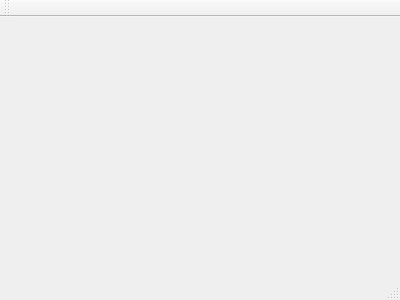
Qt form tuner/tuner.ui (spopkin/music-tools) before a commit.
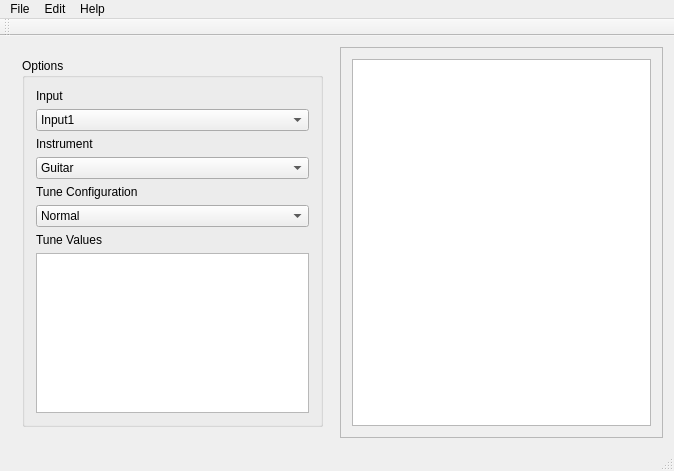
The same form after that commit.

The edit to the form file:
```diff
--- a/tuner/tuner.ui
+++ b/tuner/tuner.ui
@@ -1,24 +1,209 @@
 <ui version="4.0">
  <class>Tuner</class>
- <widget class="QMainWindow" name="Tuner" >
-  <property name="geometry" >
+ <widget class="QMainWindow" name="Tuner">
+  <property name="geometry">
    <rect>
     <x>0</x>
     <y>0</y>
-    <width>400</width>
-    <height>300</height>
+    <width>674</width>
+    <height>471</height>
    </rect>
   </property>
-  <property name="windowTitle" >
+  <property name="sizePolicy">
+   <sizepolicy hsizetype="Preferred" vsizetype="Preferred">
+    <horstretch>0</horstretch>
+    <verstretch>0</verstretch>
+   </sizepolicy>
+  </property>
+  <property name="windowTitle">
    <string>Tuner</string>
   </property>
-  <widget class="QMenuBar" name="menuBar" />
-  <widget class="QToolBar" name="mainToolBar" />
-  <widget class="QWidget" name="centralWidget" />
-  <widget class="QStatusBar" name="statusBar" />
+  <widget class="QWidget" name="centralWidget">
+   <layout class="QHBoxLayout" name="horizontalLayout_2">
+    <item>
+     <widget class="QFrame" name="frame">
+      <property name="sizePolicy">
+       <sizepolicy hsizetype="Preferred" vsizetype="Preferred">
+        <horstretch>0</horstretch>
+        <verstretch>0</verstretch>
+       </sizepolicy>
+      </property>
+      <property name="minimumSize">
+       <size>
+        <width>300</width>
+        <height>200</height>
+       </size>
+      </property>
+      <layout class="QVBoxLayout" name="verticalLayout_2">
+       <item>
+        <widget class="QGroupBox" name="groupBox">
+         <property name="title">
+          <string>Options</string>
+         </property>
+         <layout class="QVBoxLayout" name="verticalLayout">
+          <item>
+           <widget class="QLabel" name="label_3">
+            <property name="text">
+             <string>Input</string>
+            </property>
+           </widget>
+          </item>
+          <item>
+           <widget class="QComboBox" name="comboBox_3">
+            <item>
+             <property name="text">
+              <string>Input1</string>
+             </property>
+            </item>
+           </widget>
+          </item>
+          <item>
+           <widget class="QLabel" name="label_2">
+            <property name="text">
+             <string>Instrument</string>
+            </property>
+           </widget>
+          </item>
+          <item>
+           <widget class="QComboBox" name="comboBox">
+            <item>
+             <property name="text">
+              <string>Guitar</string>
+             </property>
+            </item>
+           </widget>
+          </item>
+          <item>
+           <widget class="QLabel" name="label">
+            <property name="text">
+             <string>Tune Configuration</string>
+            </property>
+           </widget>
+          </item>
+          <item>
+           <widget class="QComboBox" name="comboBox_2">
+            <item>
+             <property name="text">
+              <string>Normal</string>
+             </property>
+            </item>
+           </widget>
+          </item>
+          <item>
+           <widget class="QLabel" name="label_4">
+            <property name="text">
+             <string>Tune Values</string>
+            </property>
+           </widget>
+          </item>
+          <item>
+           <widget class="QTableView" name="tableView"/>
+          </item>
+         </layout>
+        </widget>
+       </item>
+      </layout>
+     </widget>
+    </item>
+    <item>
+     <widget class="QFrame" name="frame_2">
+      <property name="frameShape">
+       <enum>QFrame::StyledPanel</enum>
+      </property>
+      <property name="frameShadow">
+       <enum>QFrame::Raised</enum>
+      </property>
+      <layout class="QVBoxLayout" name="verticalLayout_3">
+       <item>
+        <widget class="QGraphicsView" name="graphicsView"/>
+       </item>
+      </layout>
+     </widget>
+    </item>
+   </layout>
+  </widget>
+  <widget class="QMenuBar" name="menuBar">
+   <property name="geometry">
+    <rect>
+     <x>0</x>
+     <y>0</y>
+     <width>674</width>
+     <height>20</height>
+    </rect>
+   </property>
+   <widget class="QMenu" name="menuEdit">
+    <property name="title">
+     <string>Edit</string>
+    </property>
+    <addaction name="actionNew_Instrument"/>
+    <addaction name="actionNew_Tune_Configuration"/>
+    <addaction name="separator"/>
+    <addaction name="actionEdit_Instruments"/>
+    <addaction name="actionEdit_Tune_Configurations"/>
+   </widget>
+   <widget class="QMenu" name="menuFile">
+    <property name="title">
+     <string>File</string>
+    </property>
+    <addaction name="separator"/>
+    <addaction name="actionQuit"/>
+   </widget>
+   <widget class="QMenu" name="menuHelp">
+    <property name="title">
+     <string>Help</string>
+    </property>
+    <addaction name="actionAbout"/>
+   </widget>
+   <addaction name="menuFile"/>
+   <addaction name="menuEdit"/>
+   <addaction name="menuHelp"/>
+  </widget>
+  <widget class="QToolBar" name="mainToolBar">
+   <attribute name="toolBarArea">
+    <enum>TopToolBarArea</enum>
+   </attribute>
+   <attribute name="toolBarBreak">
+    <bool>false</bool>
+   </attribute>
+  </widget>
+  <widget class="QStatusBar" name="statusBar"/>
+  <action name="actionNew_Instrument">
+   <property name="text">
+    <string>New Instrument</string>
+   </property>
+  </action>
+  <action name="actionNew_Tune_Configuration">
+   <property name="text">
+    <string>New Tune Configuration</string>
+   </property>
+  </action>
+  <action name="actionEdit_Instruments">
+   <property name="text">
+    <string>Edit Instruments</string>
+   </property>
+  </action>
+  <action name="actionEdit_Tune_Configurations">
+   <property name="text">
+    <string>Edit Tune Configurations</string>
+   </property>
+  </action>
+  <action name="actionCtrl_Q">
+   <property name="text">
+    <string>Ctrl-Q</string>
+   </property>
+  </action>
+  <action name="actionQuit">
+   <property name="text">
+    <string>Quit</string>
+   </property>
+  </action>
+  <action name="actionAbout">
+   <property name="text">
+    <string>About</string>
+   </property>
+  </action>
  </widget>
- <layoutDefault spacing="6" margin="11" />
- <pixmapfunction></pixmapfunction>
+ <layoutdefault spacing="6" margin="11"/>
  <resources/>
  <connections/>
 </ui>
```
Left out of the diff: 20 changed lines with no effect on the pictures.
